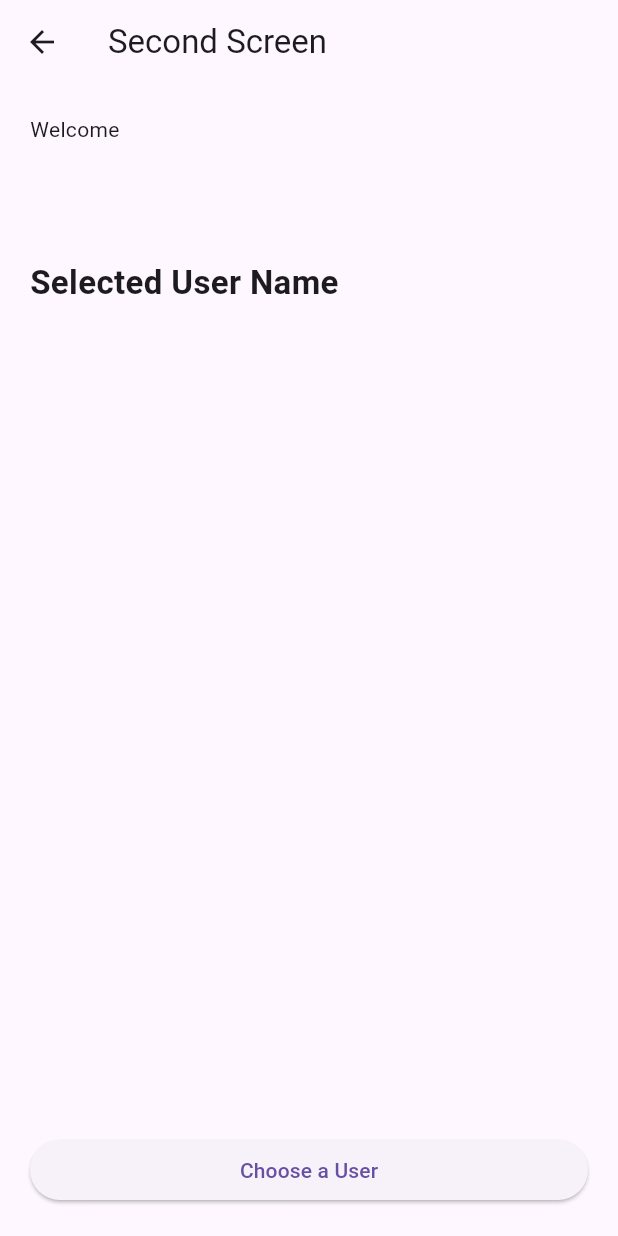
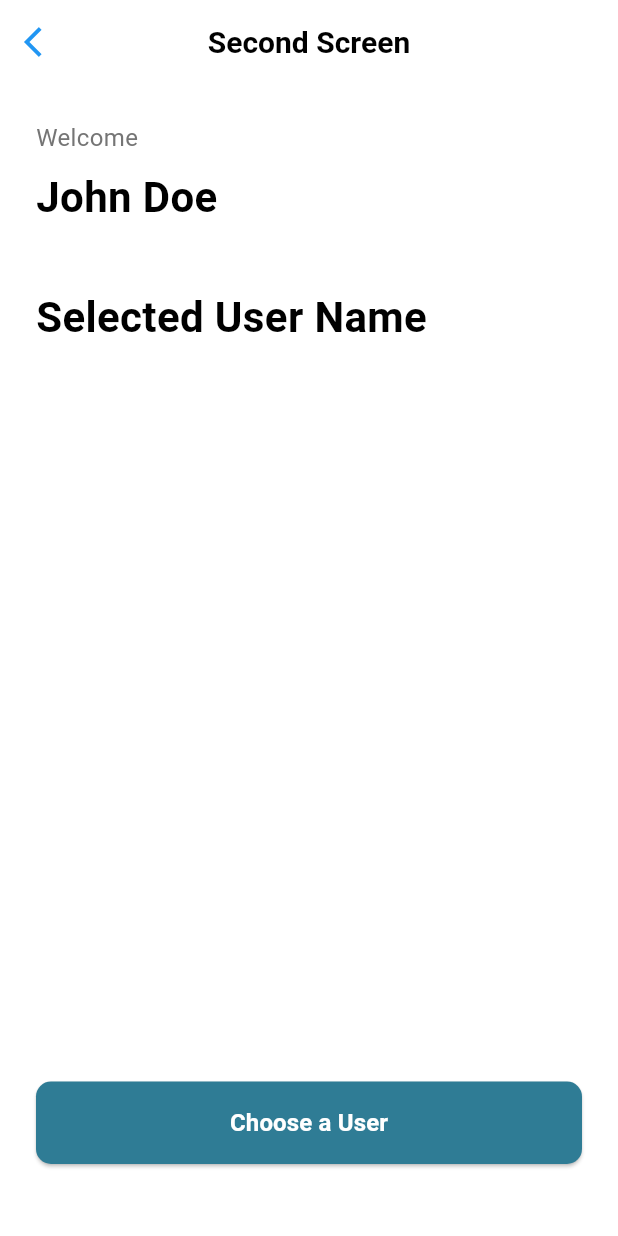
Before and after one commit to novelxv/palindrome-checker-app, a Flutter app: the SecondScreen screen opened directly with empty values, on a phone screen of 412 x 824 dp. Run offline on Flutter 3.47's test engine with Material 3 defaults, Android fonts, the phone set to English and light mode, and no system bars.

Commit message:
style: styling second screen

```diff
--- a/lib/views/second_screen.dart
+++ b/lib/views/second_screen.dart
@@ -1,4 +1,5 @@
 import 'package:flutter/material.dart';
+import '../styles/app_styles.dart';
 import 'third_screen.dart';
 
 class SecondScreen extends StatefulWidget {
@@ -16,29 +17,57 @@ class SecondScreenState extends State<SecondScreen> {
   @override
   Widget build(BuildContext context) {
     return Scaffold(
+      backgroundColor: Colors.white,
       appBar: AppBar(
-        title: Text("Second Screen"),
+        backgroundColor: Colors.white,
+        elevation: 0,
+        leading: IconButton(
+          icon: Icon(Icons.arrow_back_ios, color: Colors.blue),
+          onPressed: () => Navigator.pop(context),
+        ),
+        title: Text(
+          "Second Screen",
+          style: TextStyle(
+            color: Colors.black,
+            fontSize: 20,
+            fontWeight: FontWeight.w600,
+          ),
+        ),
+        centerTitle: true,
       ),
       body: Padding(
-        padding: const EdgeInsets.all(20.0),
+        padding: const EdgeInsets.all(24.0),
         child: Column(
           crossAxisAlignment: CrossAxisAlignment.start,
           children: [
-            Text("Welcome"),
+            Text(
+              "Welcome",
+              style: TextStyle(
+                fontSize: 16,
+                color: Colors.grey[600],
+              ),
+            ),
             SizedBox(height: 8),
             Text(
-              widget.name,
-              style: TextStyle(fontSize: 20, fontWeight: FontWeight.bold),
+              widget.name.isEmpty ? "John Doe" : widget.name,
+              style: TextStyle(
+                fontSize: 28,
+                fontWeight: FontWeight.bold,
+                color: Colors.black,
+              ),
             ),
             SizedBox(height: 40),
             Text(
               selectedUserName,
-              style: TextStyle(fontSize: 22, fontWeight: FontWeight.w600),
+              style: TextStyle(
+                fontSize: 28,
+                fontWeight: FontWeight.w600,
+                color: Colors.black,
+              ),
             ),
             Spacer(),
-            SizedBox(
-              width: double.infinity,
-              child: ElevatedButton(
+            ElevatedButton(
+              style: AppStyles.elevatedButtonStyle,
               onPressed: () async {
                 final result = await Navigator.push(
                   context,
@@ -52,9 +81,15 @@ class SecondScreenState extends State<SecondScreen> {
                   });
                 }
               },
-                child: Text("Choose a User"),
+              child: Text(
+                "Choose a User",
+                style: TextStyle(
+                  fontSize: 16,
+                  fontWeight: FontWeight.w600,
                 ),
               ),
+            ),
+            SizedBox(height: 24),
           ],
         ),
       ),
```
Lines whose indentation alone changed are shown as unchanged.
